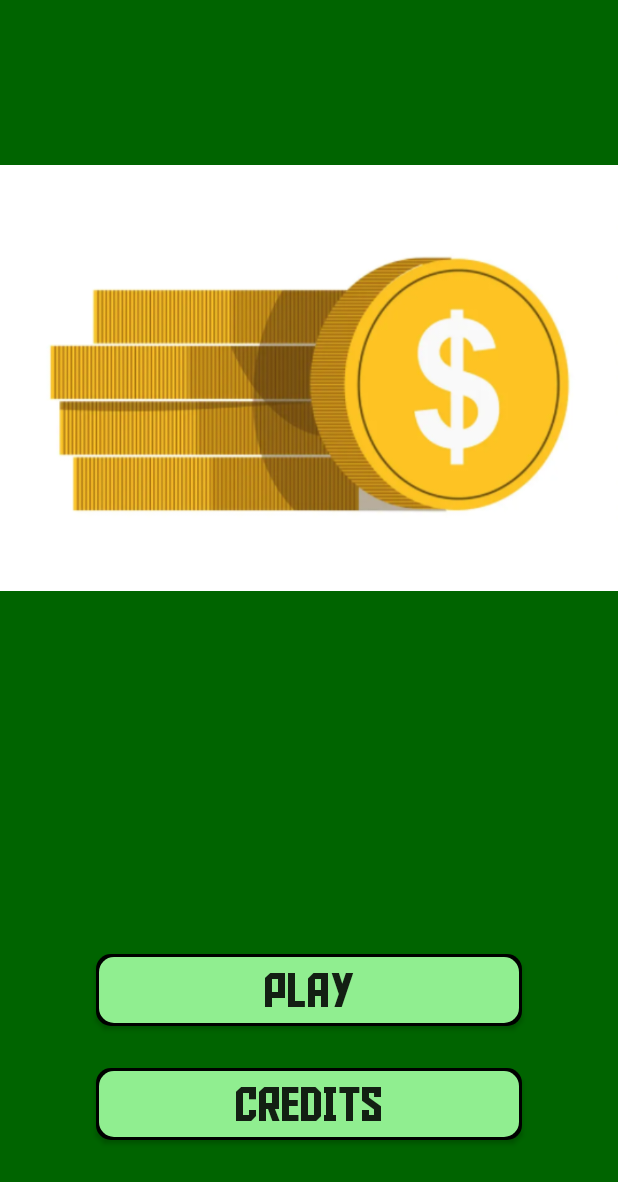
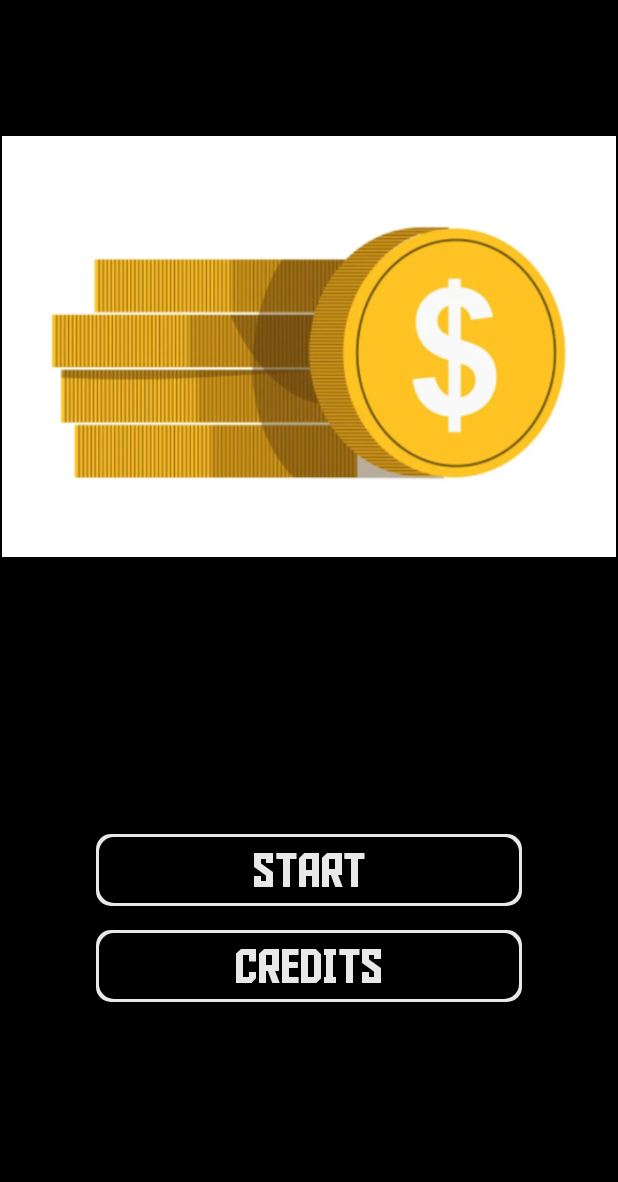
Before and after one commit to chiayida/csd3156-project, an Android app: the screen it shows after launch (MainActivity), on a phone screen of 412 x 824 dp. Shown: the top 1182 px of the screen. Run offline under Robolectric (Android 15) with nearby library versions, the light colour scheme and no system bars; our stand-ins replace Room's generated code.

Commit message:
Big boy push

```diff
--- a/app/src/main/AndroidManifest.xml
+++ b/app/src/main/AndroidManifest.xml
@@ -29,6 +29,11 @@
             android:name=".CreditsActivity">
         </activity>
 
+        <activity
+            android:screenOrientation="portrait"
+            android:name=".HighscoreActivity">
+        </activity>
+
     </application>
 
 </manifest>
--- /dev/null
+++ b/app/src/main/java/edu/singaporetech/services/HighscoreDao.kt
@@ -0,0 +1,29 @@
+package edu.singaporetech.services
+
+import androidx.room.Dao
+import androidx.room.Insert
+import androidx.room.Query
+
+
+/*
+* A Data Access Object class which provides methods for performing operations
+* on the database such as inserting, querying, and deleting data.
+* */
+@Dao
+interface HighscoreDao {
+    // Insert data to table
+    @Insert
+    fun insert(highscore: Highscore)
+
+    // Retrieve top 5 scores in table
+    @Query("SELECT * FROM highscore_table ORDER BY score DESC LIMIT 5")
+    fun getTopScores(): List<Highscore>
+
+    // Retrieve the aliveTime for top 5 scores in table
+    @Query("SELECT aliveTime FROM highscore_table WHERE score IN (SELECT score FROM highscore_table ORDER BY score DESC LIMIT 5)")
+    fun getTopAliveTimes(): List<Float>
+
+    // Delete data from table
+    @Query("DELETE FROM highscore_table")
+    fun deleteAllHighscore()
+}
--- /dev/null
+++ b/app/src/main/java/edu/singaporetech/services/HighscoreDatabase.kt
@@ -0,0 +1,40 @@
+package edu.singaporetech.services
+
+import android.content.Context
+import androidx.room.Database
+import androidx.room.Room
+import androidx.room.RoomDatabase
+
+
+/*
+* Provides an interface for data stored in SQLite database in Android application.
+* The interface defines methods for inserting, reading, and deleting data from table.
+* */
+@Database(entities = [Highscore::class], version = 1, exportSchema = false)
+abstract class HighscoreDatabase : RoomDatabase() {
+
+    abstract fun highscoreDao(): HighscoreDao
+
+    companion object {
+
+        @Volatile
+        private var mInstance: HighscoreDatabase? = null
+
+        // Static method to create a singleton instance
+        fun getDatabase(context: Context): HighscoreDatabase {
+            val tempInstance = mInstance
+            if (tempInstance != null) {
+                return tempInstance
+            }
+            synchronized(this) {
+                val instance = Room.databaseBuilder(
+                    context.applicationContext,
+                    HighscoreDatabase::class.java,
+                    "highscore_database"
+                ).build()
+                mInstance = instance
+                return instance
+            }
+        }
+    }
+}
--- /dev/null
+++ b/app/src/main/java/edu/singaporetech/services/HighscoreRepository.kt
@@ -0,0 +1,33 @@
+package edu.singaporetech.services
+
+import android.content.Context
+
+
+/*
+* This repository provides a unified interface for the data stored in database
+* */
+class HighscoreRepository(context: Context) {
+
+    private val highscoreDao: HighscoreDao
+
+    init {
+        val database = HighscoreDatabase.getDatabase(context)
+        highscoreDao = database.highscoreDao()
+    }
+
+    fun insert(highscore: Highscore) {
+        highscoreDao.insert(highscore)
+    }
+
+    fun getTopScores(): List<Highscore> {
+        return highscoreDao.getTopScores()
+    }
+
+    fun getTopAliveTimes(): List<Float> {
+        return highscoreDao.getTopAliveTimes()
+    }
+
+    fun deleteAllHighscore() {
+        highscoreDao.deleteAllHighscore()
+    }
+}
--- a/app/src/main/java/edu/singaporetech/services/MainActivity.kt
+++ b/app/src/main/java/edu/singaporetech/services/MainActivity.kt
@@ -5,17 +5,32 @@ import android.os.Bundle
 import androidx.appcompat.app.AppCompatActivity
 import edu.singaporetech.services.databinding.ActivityMainBinding
 
+
 class MainActivity : AppCompatActivity() {
     private lateinit var binding: ActivityMainBinding
+
+    // SQL Database
+    private lateinit var highscoreRepository: HighscoreRepository
 
     public override fun onCreate(savedInstanceState: Bundle?) {
         super.onCreate(savedInstanceState)
         binding = ActivityMainBinding.inflate(layoutInflater)
         setContentView(binding.root)
 
-        // Upon clicking, user will go to GameActivity
+        // Initialise repositories
+        highscoreRepository = HighscoreRepository(this.applicationContext)
+
+
+        // Run it once be before submission to reset database
+        /*
+        GlobalScope.launch {
+            highscoreRepository.deleteAllHighscore()
+        }
+        */
+
+        // Upon clicking, user will go to HighscoreActivity
         binding.playButton.setOnClickListener {
-            val intent = Intent(this, GameActivity::class.java)
+            val intent = Intent(this, HighscoreActivity::class.java)
             startActivity(intent)
         }
 
--- a/app/src/main/java/edu/singaporetech/services/Player.kt
+++ b/app/src/main/java/edu/singaporetech/services/Player.kt
@@ -9,6 +9,8 @@ class Player(gameActivity: GameActivity) : Entity() {
     private val screenHeight = (gameActivity.resources.displayMetrics.heightPixels).toFloat()
 
     private val renderObject: GameGLSquare = GameGLSquare(gameActivity)
+
+    var score: Int = 0
 
     private val minXPos: Float = 50f
     private val maxXPos: Float = (screenWidth - 50f) // width is the width of the screen
--- a/app/src/main/res/drawable/button_outline.xml
+++ b/app/src/main/res/drawable/button_outline.xml
@@ -2,7 +2,7 @@
 <layer-list xmlns:android="http://schemas.android.com/apk/res/android">
     <item>
         <shape android:shape="rectangle">
-            <solid android:color="#000000"/>
+            <solid android:color="@color/text_color"/>
             <corners android:radius="10dp"/>
         </shape>
     </item>
@@ -12,7 +12,7 @@
         android:top="2dp"
         android:bottom="2dp">
         <shape android:shape="rectangle">
-            <solid android:color="@color/button_color"/>
+            <solid android:color="@color/black_color"/>
             <corners android:radius="10dp"/>
         </shape>
     </item>
--- a/app/src/main/res/layout/activity_game.xml
+++ b/app/src/main/res/layout/activity_game.xml
@@ -5,7 +5,7 @@
     android:layout_width="match_parent"
     android:layout_height="match_parent"
     android:orientation="vertical"
-    android:background="@color/background_color">
+    android:background="@color/black_color">
 
     <TextView
         android:id="@+id/textViewFPS"
--- a/app/src/main/res/layout/activity_main.xml
+++ b/app/src/main/res/layout/activity_main.xml
@@ -6,13 +6,13 @@
     android:layout_width="match_parent"
     android:layout_height="match_parent"
     android:orientation="vertical"
-    android:background="@color/background_color">
+    android:background="@color/black_color">
 
 
     <ImageView
         android:id="@+id/imageView"
-        android:layout_width="413dp"
-        android:layout_height="504dp"
+        android:layout_width="409dp"
+        android:layout_height="462dp"
         android:contentDescription="@string/todo"
         android:src="@drawable/coin"
         app:layout_constraintEnd_toEndOf="parent"
@@ -26,11 +26,12 @@
         android:layout_height="wrap_content"
         android:layout_marginStart="64dp"
         android:layout_marginEnd="64dp"
-        android:layout_marginBottom="28dp"
+        android:layout_marginBottom="16dp"
         android:background="@drawable/button_outline"
         android:fontFamily="@font/aldotheapache"
-        android:text="@string/_Play"
+        android:text="@string/_Start"
         android:textSize="32sp"
+        android:textColor="@color/text_color"
         app:layout_constraintBottom_toTopOf="@+id/creditsButton"
         app:layout_constraintEnd_toEndOf="parent"
         app:layout_constraintHorizontal_bias="0.0"
@@ -42,11 +43,12 @@
         android:layout_height="wrap_content"
         android:layout_marginStart="64dp"
         android:layout_marginEnd="64dp"
-        android:layout_marginBottom="64dp"
+        android:layout_marginBottom="156dp"
         android:background="@drawable/button_outline"
         android:fontFamily="@font/aldotheapache"
         android:text="@string/_Credits"
         android:textSize="32sp"
+        android:textColor="@color/text_color"
         app:layout_constraintBottom_toBottomOf="parent"
         app:layout_constraintEnd_toEndOf="parent"
         app:layout_constraintStart_toStartOf="parent" />
--- a/app/src/main/res/values/colors.xml
+++ b/app/src/main/res/values/colors.xml
@@ -3,7 +3,6 @@
     <color name="colorPrimary">#3F51B5</color>
     <color name="colorPrimaryDark">#303F9F</color>
     <color name="colorAccent">#FF4081</color>
-    <color name="background_color">#006400</color>
-    <color name="button_color">#90EE90</color>
+    <color name="black_color">#000000</color>
     <color name="text_color">#E8E8E8</color>
 </resources>
--- a/app/src/main/res/values/strings.xml
+++ b/app/src/main/res/values/strings.xml
@@ -1,8 +1,11 @@
 <resources>
     <string name="app_name">Game Project</string>
     <string name="_Play">PLAY</string>
+    <string name="_Start">START</string>
     <string name="_Credits">CREDITS</string>
-    <string name="_Back">BACK</string>
+    <string name="_MainMenu">MAIN MENU</string>
+    <string name="_Highscore">HIGHSCORE </string>
+    <string name="_Nil">-- </string>
     <string name="todo">TODO</string>
     <string name="_Team">Team Members:\n\nChia Yi Da\n\nReuven Tan\n\nOw Jian Wen\n\nJonathan Lim</string>
     <string name="_Instructor">Instructor:\n\nChen Kan</string>
```
Also changed, not shown: app/src/main/java/edu/singaporetech/services/GameActivity.kt (+31 -15 lines), app/src/main/java/edu/singaporetech/services/Highscore.kt (added, +16 -0 lines), app/src/main/java/edu/singaporetech/services/HighscoreActivity.kt (added, +71 -0 lines), app/src/main/res/layout/activity_credits.xml (+10 -10 lines), app/src/main/res/layout/activity_highscore.xml (added, +131 -0 lines), app/src/main/res/drawable/sit_logo.png.
